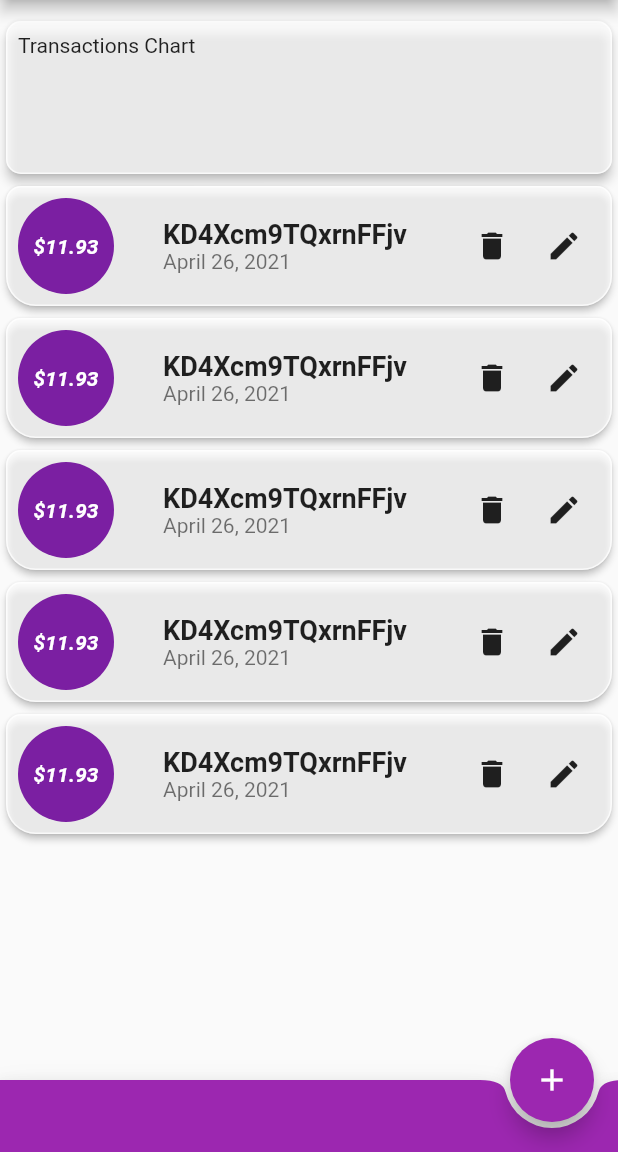
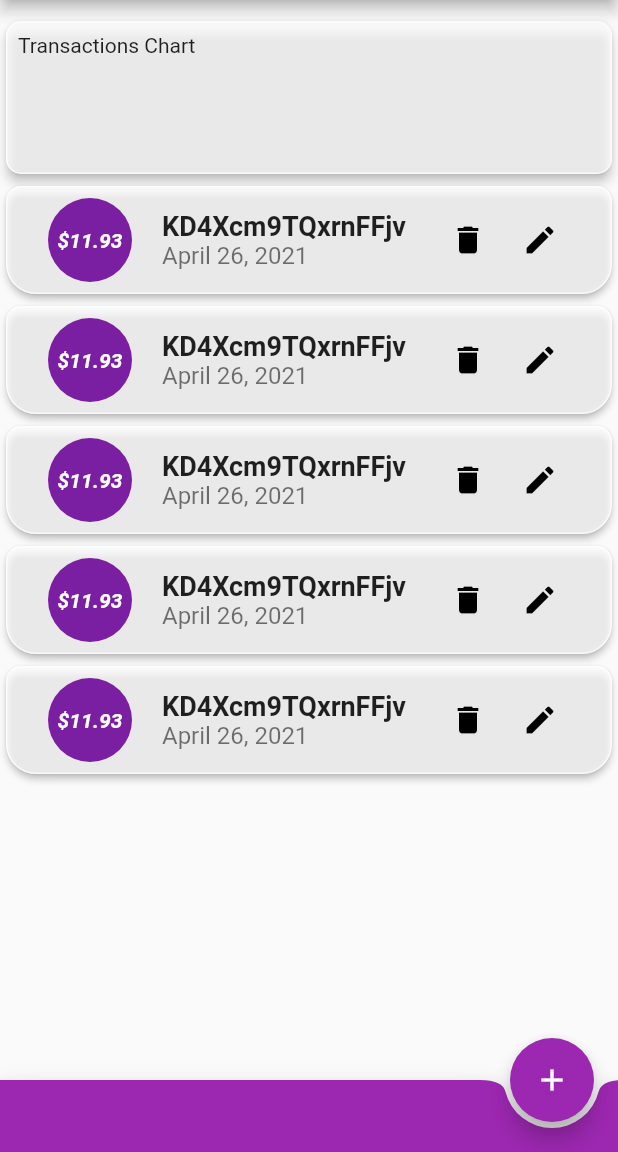
Before and after one commit to reymillenium/expensy_flutter, a Flutter app: the screen it shows after launch, on a phone screen of 412 x 824 dp, the part 84-1236 px from its top. Run offline on Flutter 3.47's test engine with Material 2 defaults, Android fonts, the phone set to English and light mode, and no system bars; our stand-ins replace currency_text_input_formatter, date_time_picker, rflutter_alert.

Commit message:
Modified the TransactionTile by using a ListTile instead of a Row

```diff
--- a/lib/components/transaction_tile.dart
+++ b/lib/components/transaction_tile.dart
@@ -59,11 +59,83 @@ class TransactionTile extends StatelessWidget {
       ),
       child: Padding(
         padding: const EdgeInsets.all(8.0),
-        child: Row(
-          mainAxisAlignment: MainAxisAlignment.spaceBetween,
-          children: [
-            // Leading
-            CircleAvatar(
+        // child: Row(
+        //   mainAxisAlignment: MainAxisAlignment.spaceBetween,
+        //   children: [
+        //     // Leading
+        //     CircleAvatar(
+        //       radius: 32,
+        //       child: Container(
+        //         child: Text(
+        //           amountLabel,
+        //           style: TextStyle(
+        //             fontWeight: FontWeight.bold,
+        //             fontStyle: FontStyle.italic,
+        //             fontSize: amountFontSize,
+        //           ),
+        //         ),
+        //       ),
+        //     ),
+        //
+        //     // Title
+        //     Column(
+        //       crossAxisAlignment: CrossAxisAlignment.start,
+        //       children: [
+        //         Text(
+        //           transaction.title,
+        //           style: TextStyle(
+        //             fontSize: 18,
+        //             fontWeight: FontWeight.bold,
+        //           ),
+        //         ),
+        //         Text(
+        //           formattedDate,
+        //           style: TextStyle(
+        //             color: Colors.black54,
+        //           ),
+        //         ),
+        //       ],
+        //     ),
+        //
+        //     //  Trailing
+        //     Row(
+        //       mainAxisSize: MainAxisSize.min,
+        //       children: [
+        //         IconButton(
+        //           icon: Icon(
+        //             Icons.delete,
+        //             // color: Colors.purple,
+        //           ),
+        //           onPressed: onDeleteTransactionHandler,
+        //         ),
+        //         IconButton(
+        //           icon: Icon(
+        //             Icons.edit,
+        //             // color: Colors.purple,
+        //           ),
+        //           onPressed: () {
+        //             showModalBottomSheet(
+        //               backgroundColor: Colors.transparent,
+        //               isScrollControlled: true,
+        //               context: context,
+        //               builder: (context) => UpdateTransactionScreen(
+        //                 index: index,
+        //                 title: transaction.title,
+        //                 amount: transaction.amount,
+        //                 executionDate: transaction.executionDate,
+        //                 onUpdateTransactionHandler: onUpdateTransactionHandler,
+        //               ),
+        //             );
+        //           },
+        //         ),
+        //       ],
+        //     )
+        //   ],
+        // ),
+
+        child: ListTile(
+          // visualDensity: VisualDensity.standard,
+          leading: CircleAvatar(
             radius: 32,
             child: Container(
               child: Text(
@@ -77,8 +149,7 @@ class TransactionTile extends StatelessWidget {
             ),
           ),
 
-            // Title
-            Column(
+          title: Column(
             crossAxisAlignment: CrossAxisAlignment.start,
             children: [
               Text(
@@ -97,21 +168,20 @@ class TransactionTile extends StatelessWidget {
             ],
           ),
 
-            //  Trailing
-            Row(
+          trailing: Row(
             mainAxisSize: MainAxisSize.min,
             children: [
               IconButton(
                 icon: Icon(
                   Icons.delete,
-                    // color: Colors.purple,
+                  color: Colors.black,
                 ),
                 onPressed: onDeleteTransactionHandler,
               ),
               IconButton(
                 icon: Icon(
                   Icons.edit,
-                    // color: Colors.purple,
+                  color: Colors.black,
                 ),
                 onPressed: () {
                   showModalBottomSheet(
@@ -129,8 +199,7 @@ class TransactionTile extends StatelessWidget {
                 },
               ),
             ],
-            )
-          ],
+          ),
         ),
       ),
     );
```
Lines whose indentation alone changed are shown as unchanged.
